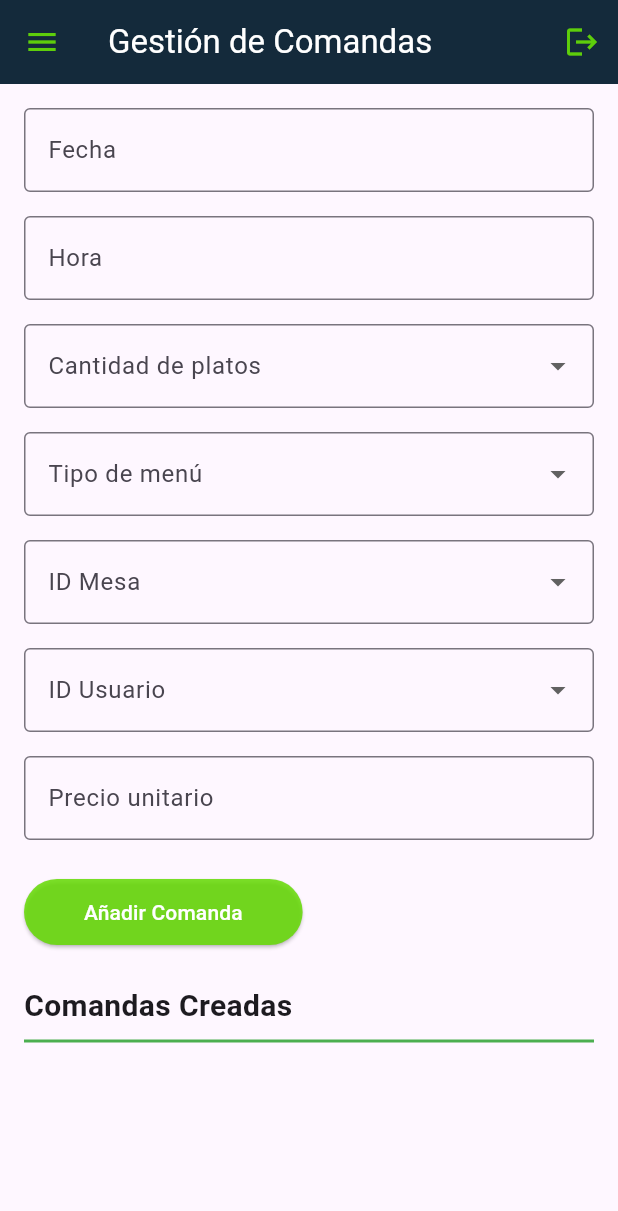
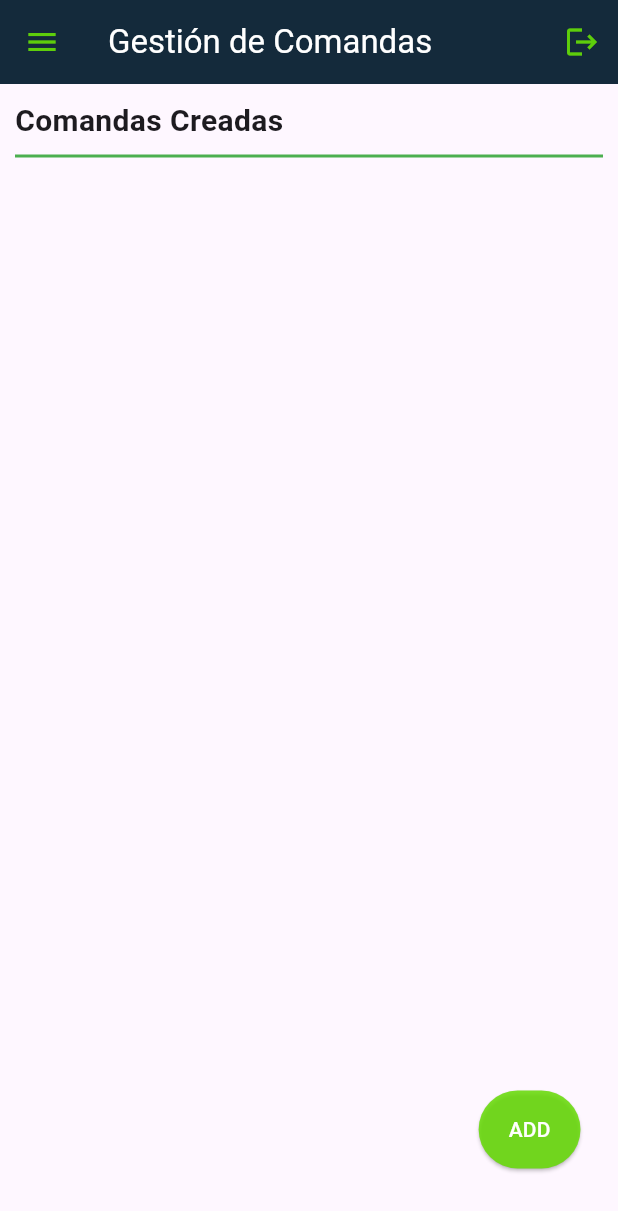
Before and after one commit to luckhazzard03/Flutter_Cheftable, a Flutter app: the OrderManagementPage screen opened directly, on a phone screen of 412 x 824 dp. Shown: the top 1211 px of the screen. Run offline on Flutter 3.47's test engine with Material 3 defaults, Android fonts, the phone set to English and light mode, and no system bars; our stand-ins replace flutter_secure_storage, shared_preferences; accounts and stored records are empty.

Commit message:
Se ajusta formularios y se crea boton para ocultar

```diff
--- a/lib/pages/order_page.dart
+++ b/lib/pages/order_page.dart
@@ -20,6 +20,7 @@ class _OrderManagementPageState extends State<OrderManagementPage> {
   final _quantityController = TextEditingController();
 
   Order? _editingOrder;
+  bool _isFormVisible = false; // Controla la visibilidad del formulario
 
   final List<String> _menuTypes = ['Corriente', 'Ejecutivo', 'Especial'];
   final List<String> _tableIds =
@@ -102,7 +103,7 @@ class _OrderManagementPageState extends State<OrderManagementPage> {
         _editingOrder = null;
       }
 
-      //_clearFields();
+      _clearFields();
     });
   }
 
@@ -254,7 +255,7 @@ class _OrderManagementPageState extends State<OrderManagementPage> {
                       Navigator.push(
                         context,
                         MaterialPageRoute(
-                            builder: (context) => UserManagementPage()),
+                            builder: (context) => const UserManagementPage()),
                       );
                     },
                   ),
@@ -279,10 +280,17 @@ class _OrderManagementPageState extends State<OrderManagementPage> {
           ],
         ),
       ),
-      body: Padding(
-        padding: const EdgeInsets.all(16.0),
+      body: Stack(
+        children: [
+          Padding(
+            padding: const EdgeInsets.all(10.0),
             child: Column(
               crossAxisAlignment: CrossAxisAlignment.start,
+              children: [
+                // Mostrar el formulario solo si _isFormVisible es true
+                if (_isFormVisible)
+                  Column(
+                    crossAxisAlignment: CrossAxisAlignment.stretch,
                     children: [
                       TextField(
                         controller: _dateController,
@@ -293,7 +301,7 @@ class _OrderManagementPageState extends State<OrderManagementPage> {
                         onTap: () => _selectDate(context),
                         readOnly: true,
                       ),
-            SizedBox(height: 16),
+                      SizedBox(height: 10),
                       TextField(
                         controller: _timeController,
                         decoration: const InputDecoration(
@@ -303,7 +311,7 @@ class _OrderManagementPageState extends State<OrderManagementPage> {
                         onTap: () => _selectTime(context),
                         readOnly: true,
                       ),
-            SizedBox(height: 16),
+                      SizedBox(height: 10),
                       DropdownButtonFormField<String>(
                         value: _selectedQuantity,
                         items: _quantities.map((quantity) {
@@ -322,7 +330,7 @@ class _OrderManagementPageState extends State<OrderManagementPage> {
                           });
                         },
                       ),
-            SizedBox(height: 16),
+                      SizedBox(height: 10),
                       DropdownButtonFormField<String>(
                         value: _selectedMenuType,
                         items: _menuTypes.map((menuType) {
@@ -341,7 +349,7 @@ class _OrderManagementPageState extends State<OrderManagementPage> {
                           });
                         },
                       ),
-            SizedBox(height: 16),
+                      SizedBox(height: 10),
                       DropdownButtonFormField<String>(
                         value: _selectedTableId,
                         items: _tableIds.map((tableId) {
@@ -360,7 +368,7 @@ class _OrderManagementPageState extends State<OrderManagementPage> {
                           });
                         },
                       ),
-            SizedBox(height: 16),
+                      SizedBox(height: 10),
                       DropdownButtonFormField<String>(
                         value: _selectedUserId,
                         items: _userIds.map((userId) {
@@ -379,20 +387,22 @@ class _OrderManagementPageState extends State<OrderManagementPage> {
                           });
                         },
                       ),
-            SizedBox(height: 16),
+                      SizedBox(height: 10),
                       TextField(
                         controller: _totalPriceController,
-              keyboardType: TextInputType.numberWithOptions(decimal: true),
+                        keyboardType:
+                            TextInputType.numberWithOptions(decimal: true),
                         decoration: const InputDecoration(
                           labelText: 'Precio unitario',
                           border: OutlineInputBorder(),
                         ),
                       ),
-            SizedBox(height: 24),
+                      SizedBox(height: 20),
                       ElevatedButton(
                         onPressed: _addOrder,
                         style: ElevatedButton.styleFrom(
-                backgroundColor: const Color.fromARGB(214, 99, 219, 0),
+                          backgroundColor:
+                              const Color.fromARGB(214, 99, 219, 0),
                           foregroundColor: Colors.white,
                           shape: RoundedRectangleBorder(
                             borderRadius: BorderRadius.circular(30.0),
@@ -405,6 +415,8 @@ class _OrderManagementPageState extends State<OrderManagementPage> {
                             : 'Actualizar Comanda'),
                       ),
                       SizedBox(height: 24),
+                    ],
+                  ),
                 // Título y línea verde
                 Text(
                   'Comandas Creadas',
@@ -452,6 +464,29 @@ class _OrderManagementPageState extends State<OrderManagementPage> {
               ],
             ),
           ),
+          Positioned(
+            bottom: 45.0, // Margen inferior
+            right: 25.0, // Margen derecho
+            child: ElevatedButton(
+              onPressed: () {
+                setState(() {
+                  _isFormVisible = !_isFormVisible; // Alternar visibilidad
+                });
+              },
+              style: ElevatedButton.styleFrom(
+                backgroundColor: const Color.fromARGB(214, 99, 219, 0),
+                foregroundColor: Colors.white,
+                shape: RoundedRectangleBorder(
+                  borderRadius: BorderRadius.circular(30.0),
+                ),
+                padding: const EdgeInsets.symmetric(
+                    horizontal: 20.0, vertical: 16.0),
+              ),
+              child: Text(_isFormVisible ? 'Ocultar Formulario' : 'ADD'),
+            ),
+          ),
+        ],
+      ),
     );
   }
 }
```
Also changed, not shown: lib/pages/user_management_page.dart (+43 -19 lines). Lines whose indentation alone changed are shown as unchanged.
